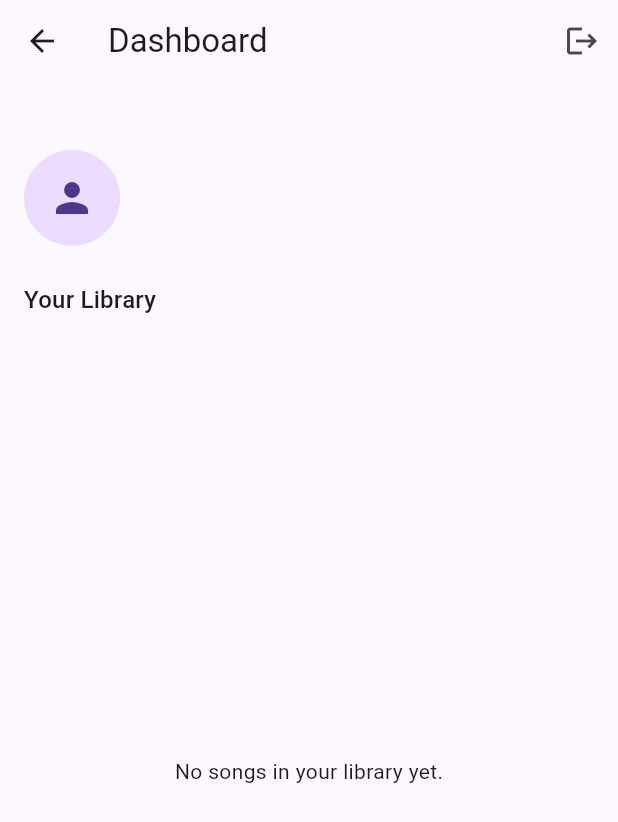
After one commit to bigezoacademy/sokivibes, a Flutter app: the UserDashboard screen opened directly, on a phone screen of 412 x 824 dp. The commit adds this screen. Shown: the top 822 px of the screen. Run offline on Flutter 3.47's test engine with Material 3 defaults, Android fonts, the phone set to English and light mode, and no system bars; our stand-ins replace cloud_firestore, firebase_auth, firebase_core, firebase_storage, google_fonts, google_sign_in and 3 more; missing offline and left inert: dart:js; accounts and stored records are empty; network calls fail.

Commit message:
logs in well for admin and loads admin dashboard, but regular users it creates dashboard but does not load the user dashboard

```diff
--- a/lib/routes/app_routes.dart
+++ b/lib/routes/app_routes.dart
@@ -7,6 +7,7 @@ import '../screens/admin/admin_dashboard.dart';
 import '../screens/auth/login_screen.dart';
 import '../screens/contact/request_service_screen.dart';
 import '../screens/song/song_detail_screen.dart';
+import '../screens/user_dashboard.dart'; // Import the new UserDashboard screen
 // Add other imports as screens are created
 
 class AppRoutes {
@@ -18,6 +19,8 @@ class AppRoutes {
   static const String login = '/login';
   static const String requestService = '/request-service';
   static const String songDetail = '/song-detail';
+  static const String userDashboard =
+      '/user-dashboard'; // Add route for UserDashboard
   // Add other route names here
 
   static Map<String, WidgetBuilder> get routes => {
@@ -29,6 +32,8 @@ class AppRoutes {
         login: (context) => const LoginScreen(),
         requestService: (context) => const RequestServiceScreen(),
         songDetail: (context) => const SongDetailScreen(),
+        userDashboard: (context) =>
+            const UserDashboard(), // Add UserDashboard to routes
         // Add other routes here
       };
 }
--- a/lib/screens/login_screen.dart
+++ b/lib/screens/login_screen.dart
@@ -20,7 +20,11 @@ class LoginScreen extends StatelessWidget {
                 Provider.of<AuthProvider>(context, listen: false);
             try {
               await authProvider.signInWithGoogle();
-              Navigator.pop(context); // Go back after successful login
+              if (authProvider.isAdmin) {
+                Navigator.pushReplacementNamed(context, '/admin-dashboard');
+              } else {
+                Navigator.pushReplacementNamed(context, '/user-dashboard');
+              }
             } catch (e) {
               ScaffoldMessenger.of(context).showSnackBar(
                 SnackBar(
--- /dev/null
+++ b/lib/screens/user_dashboard.dart
@@ -0,0 +1,102 @@
+import 'package:flutter/material.dart';
+import 'package:provider/provider.dart';
+import '../providers/auth_provider.dart';
+import '../providers/song_provider.dart';
+
+class UserDashboard extends StatelessWidget {
+  const UserDashboard({Key? key}) : super(key: key);
+
+  @override
+  Widget build(BuildContext context) {
+    final authProvider = Provider.of<AuthProvider>(context);
+    final songProvider = Provider.of<SongProvider>(context);
+    final user = authProvider.user;
+    return Scaffold(
+      appBar: AppBar(
+        title: const Text('Dashboard'),
+        bottom: PreferredSize(
+          preferredSize: const Size.fromHeight(28),
+          child: Padding(
+            padding: const EdgeInsets.only(bottom: 8.0),
+            child: Text(
+              user?.displayName ?? '',
+              style: Theme.of(context)
+                  .textTheme
+                  .bodyMedium
+                  ?.copyWith(color: Colors.white70),
+            ),
+          ),
+        ),
+        actions: [
+          IconButton(
+            icon: const Icon(Icons.logout),
+            onPressed: () async {
+              await authProvider.signOut();
+              Navigator.pushReplacementNamed(context, '/login');
+            },
+            tooltip: 'Logout',
+          ),
+        ],
+      ),
+      body: Padding(
+        padding: const EdgeInsets.all(16),
+        child: Column(
+          crossAxisAlignment: CrossAxisAlignment.start,
+          children: [
+            Row(
+              children: [
+                CircleAvatar(
+                  radius: 32,
+                  backgroundImage: user?.photoURL != null
+                      ? NetworkImage(user!.photoURL!)
+                      : null,
+                  child: user?.photoURL == null
+                      ? const Icon(Icons.person, size: 32)
+                      : null,
+                ),
+                const SizedBox(width: 16),
+                Column(
+                  crossAxisAlignment: CrossAxisAlignment.start,
+                  children: [
+                    Text(user?.displayName ?? 'User',
+                        style: Theme.of(context).textTheme.titleMedium),
+                    Text(user?.email ?? '',
+                        style: Theme.of(context).textTheme.bodySmall),
+                  ],
+                ),
+              ],
+            ),
+            const SizedBox(height: 24),
+            Text('Your Library',
+                style: Theme.of(context).textTheme.titleMedium),
+            const SizedBox(height: 8),
+            Expanded(
+              child: songProvider.songs.isEmpty
+                  ? const Center(child: Text('No songs in your library yet.'))
+                  : ListView.builder(
+                      itemCount: songProvider.songs.length,
+                      itemBuilder: (context, index) {
+                        final song = songProvider.songs[index];
+                        return Card(
+                          child: ListTile(
+                            title: Text(song.title),
+                            subtitle: Text(song.description),
+                            trailing: IconButton(
+                              icon: const Icon(Icons.comment),
+                              onPressed: () {
+                                Navigator.pushNamed(context, '/song-detail',
+                                    arguments: song);
+                              },
+                              tooltip: 'Comment',
+                            ),
+                          ),
+                        );
+                      },
+                    ),
+            ),
+          ],
+        ),
+      ),
+    );
+  }
+}
```
Also changed, not shown: 1 other file.
